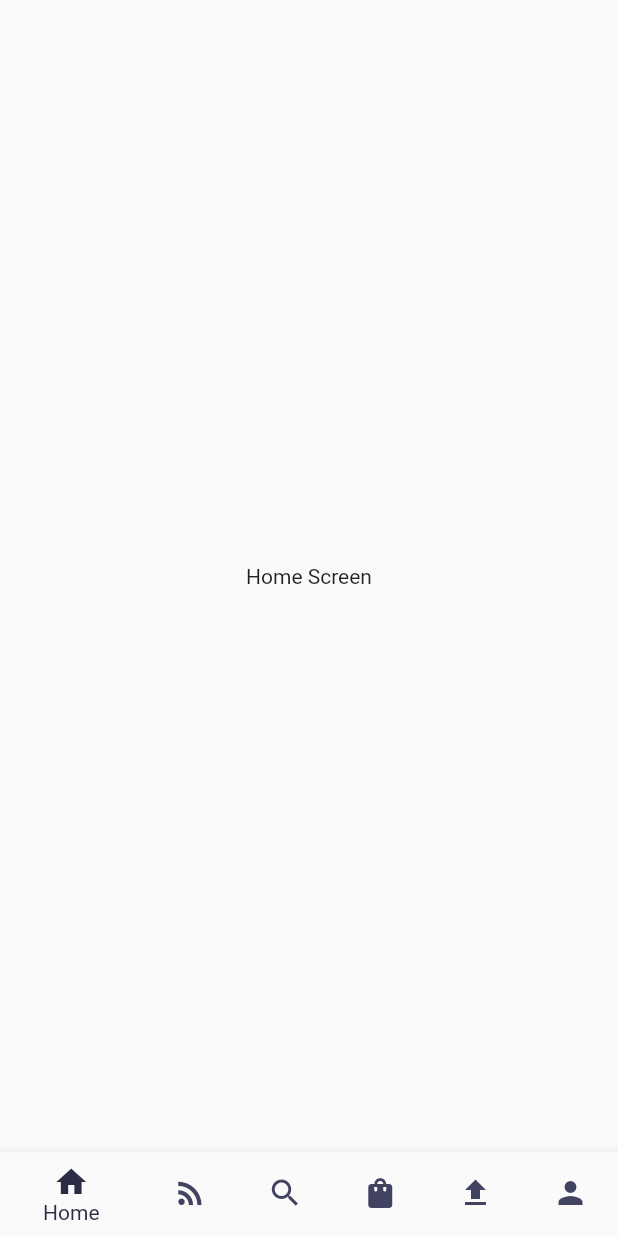
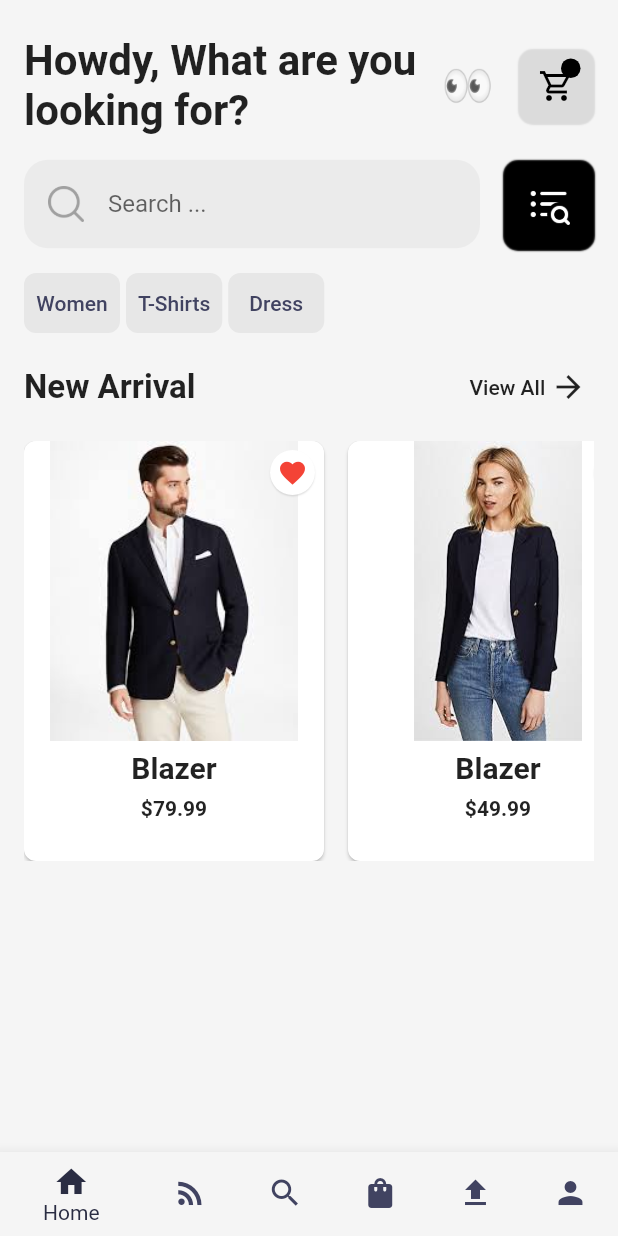
Before and after one commit to irisktaker/e-commerce-app, a Flutter app: the MainBottomNavBar screen opened directly, on a phone screen of 412 x 824 dp. Run offline on Flutter 3.47's test engine with Material 2 defaults, Android fonts, the phone set to English and light mode, and no system bars; our stand-ins replace cloud_firestore, firebase_auth, firebase_core, firebase_storage, image_picker; accounts and stored records are empty.

Commit message:
e-commerce-app

```diff
--- /dev/null
+++ b/lib/models/clothes.dart
@@ -0,0 +1,20 @@
+class Clothes {
+  String? productName;
+  String? productPrice;
+  String? productImageUrl;
+
+  Clothes(this.productName, this.productPrice, this.productImageUrl);
+
+  static List<Clothes> generateClothes() {
+    return [
+      Clothes('Blazer', '\$79.99', 'assets/images/blazer1.jpeg'),
+      Clothes('Blazer', '\$49.99', 'assets/images/blazer2.jpeg'),
+      Clothes('Gucci Dress', '\$99.99', 'assets/images/dress1.jpeg'),
+      Clothes('Gucci Dress', '\$99.99', 'assets/images/dress2.jpeg'),
+      Clothes('Gucci Pants', '\$69.99', 'assets/images/pants1.jpg'),
+      Clothes('Gucci Pants', '\$69.99', 'assets/images/pants2.jpeg'),
+      Clothes('Gucci Skirt', '\$49.99', 'assets/images/skt1.jpeg'),
+      Clothes('Gucci Skirt', '\$49.99', 'assets/images/skt2.jpeg'),
+    ];
+  }
+}
--- a/lib/utils/constants/size_config_constants.dart
+++ b/lib/utils/constants/size_config_constants.dart
@@ -7,6 +7,8 @@ class SizeConfig {
   static double? defaultSize;
   static Orientation? orientation;
   static double appBarHeight = AppBar().preferredSize.height;
+  static const double defaultPadding = 16;
+  static const double defaultRadius = 16;
 
   void init(BuildContext context) {
     _mediaQueryData = MediaQuery.of(context);
--- a/lib/utils/theme.dart
+++ b/lib/utils/theme.dart
@@ -5,6 +5,8 @@ import 'package:ecommerce_app/utils/constants/all_constants.dart';
 final darkThemeMode = ThemeData.dark().copyWith(
   scaffoldBackgroundColor: AppColors.backgroundColor,
   visualDensity: VisualDensity.adaptivePlatformDensity,
+  canvasColor: AppColors.backgroundColor,
+  primaryColor: Colors.white,
   iconTheme: const IconThemeData(
     color: AppColors.white,
   ),
@@ -31,19 +33,25 @@ final darkThemeMode = ThemeData.dark().copyWith(
   ),
   bottomNavigationBarTheme: const BottomNavigationBarThemeData(
     backgroundColor: AppColors.backgroundColor,
-    selectedItemColor: AppColors.orangeWeb,
+    selectedItemColor: AppColors.spaceLight,
     unselectedItemColor: AppColors.greyColor,
   ),
   appBarTheme: const AppBarTheme(
     backgroundColor: AppColors.backgroundColor,
     foregroundColor: AppColors.white,
     elevation: 0,
+    centerTitle: true,
   ),
 );
 
 //... LIGHT MODE
 final lightThemeMode = ThemeData(
   visualDensity: VisualDensity.adaptivePlatformDensity,
+  primaryColor: Colors.black,
+  primaryColorLight: Colors.black,
+  canvasColor: AppColors.white,
+  // primaryColorDark: Colors.white,
+
   iconTheme: const IconThemeData(
     color: AppColors.black,
   ),
@@ -77,5 +85,6 @@ final lightThemeMode = ThemeData(
     backgroundColor: AppColors.white,
     foregroundColor: AppColors.indyBlue,
     elevation: 0,
+    centerTitle: true,
   ),
 );
--- a/lib/views/screens/bottom_nva_bar.dart
+++ b/lib/views/screens/bottom_nva_bar.dart
@@ -6,6 +6,8 @@ import 'package:ecommerce_app/views/screens/feeds_screen.dart';
 import 'package:ecommerce_app/views/screens/upload_screen.dart';
 import 'package:ecommerce_app/views/screens/search_screen.dart';
 import 'package:ecommerce_app/views/screens/profile_screen.dart';
+
+import '../../utils/constants/all_constants.dart';
 
 class MainBottomNavBar extends StatefulWidget {
   const MainBottomNavBar({Key? key}) : super(key: key);
@@ -39,7 +41,13 @@ class _MainBottomNavBarState extends State<MainBottomNavBar> {
   @override
   Widget build(BuildContext context) {
     return Scaffold(
-      body: tabScreens[_pageIndex],
+      body: SafeArea(
+        child: Padding(
+          padding:
+              const EdgeInsets.symmetric(horizontal: SizeConfig.defaultPadding),
+          child: tabScreens[_pageIndex],
+        ),
+      ),
       bottomNavigationBar: BottomNavigationBar(
         currentIndex: _pageIndex,
         onTap: (index) => setState(() => _pageIndex = index),
--- a/lib/views/screens/home_screen.dart
+++ b/lib/views/screens/home_screen.dart
@@ -1,3 +1,8 @@
+import 'package:ecommerce_app/views/widgets/all_products.dart';
+import 'package:ecommerce_app/views/widgets/category_list.dart';
+import 'package:ecommerce_app/views/widgets/custom_app_bar.dart';
+import 'package:ecommerce_app/views/widgets/search_input.dart';
+import 'package:ecommerce_app/views/widgets/tags_list.dart';
 import 'package:flutter/material.dart';
 
 class HomeScreen extends StatelessWidget {
@@ -5,9 +10,19 @@ class HomeScreen extends StatelessWidget {
 
   @override
   Widget build(BuildContext context) {
-    return Scaffold(
-      body: Center(
-        child: Text("Home Screen"),
+    return GestureDetector(
+      onTap: () => FocusScope.of(context).unfocus(),
+      child: Scaffold(
+        body: Column(
+          crossAxisAlignment: CrossAxisAlignment.start,
+          children: [
+            const CustomAppBar(),
+            const SearchInput(),
+            const TagsList(),
+            const CategoryList(),
+            AllProductWidget(),
+          ],
+        ),
       ),
     );
   }
--- /dev/null
+++ b/lib/views/widgets/all_products.dart
@@ -0,0 +1,33 @@
+import 'package:ecommerce_app/models/clothes.dart';
+import 'package:ecommerce_app/utils/constants/all_constants.dart';
+import 'package:ecommerce_app/views/widgets/product.dart';
+import 'package:flutter/material.dart';
+
+class AllProductWidget extends StatelessWidget {
+  AllProductWidget({Key? key}) : super(key: key);
+  final clothesList = Clothes.generateClothes();
+
+  @override
+  Widget build(BuildContext context) {
+    return Container(
+      child: Column(
+        children: [
+          Container(
+            height: 280,
+            child: ListView.separated(
+              scrollDirection: Axis.horizontal,
+              physics: const BouncingScrollPhysics(),
+              itemBuilder: (context, index) => ProductsWidget(
+                clothes: clothesList[index],
+              ),
+              separatorBuilder: (_, int index) => const SizedBox(
+                width: SizeConfig.defaultPadding / 2,
+              ),
+              itemCount: clothesList.length,
+            ),
+          ),
+        ],
+      ),
+    );
+  }
+}
--- /dev/null
+++ b/lib/views/widgets/category_list.dart
@@ -0,0 +1,34 @@
+import 'package:ecommerce_app/utils/constants/all_constants.dart';
+import 'package:flutter/material.dart';
+
+class CategoryList extends StatelessWidget {
+  const CategoryList({Key? key}) : super(key: key);
+
+  @override
+  Widget build(BuildContext context) {
+    return Container(
+      height: 40,
+      margin: const EdgeInsets.symmetric(vertical: SizeConfig.defaultPadding),
+      child: Row(
+        mainAxisAlignment: MainAxisAlignment.spaceBetween,
+        children: [
+          const Text(
+            "New Arrival",
+            style: TextStyle(
+              fontSize: 22,
+              fontWeight: FontWeight.bold,
+            ),
+          ),
+          MaterialButton(
+            onPressed: () {},
+            padding: const EdgeInsets.all(0),
+            child: Row(
+              mainAxisAlignment: MainAxisAlignment.center,
+              children: const [Text("View All "), Icon(Icons.arrow_forward)],
+            ),
+          ),
+        ],
+      ),
+    );
+  }
+}
--- /dev/null
+++ b/lib/views/widgets/custom_app_bar.dart
@@ -0,0 +1,72 @@
+import 'package:ecommerce_app/utils/constants/all_constants.dart';
+import 'package:flutter/material.dart';
+
+class CustomAppBar extends StatelessWidget {
+  const CustomAppBar({Key? key}) : super(key: key);
+
+  @override
+  Widget build(BuildContext context) {
+    return Container(
+      padding: const EdgeInsets.only(top: 24),
+      child: Row(
+        mainAxisAlignment: MainAxisAlignment.spaceBetween,
+        children: [
+          const Text(
+            "Howdy, What are you\nlooking for? ",
+            style: TextStyle(
+              fontSize: 28,
+              fontWeight: FontWeight.bold,
+            ),
+          ),
+          const Text(
+            '👀',
+            style: TextStyle(
+              fontSize: 28,
+            ),
+          ),
+          Container(
+            width: 50,
+            height: 50,
+            alignment: Alignment.center,
+            decoration: BoxDecoration(
+              borderRadius: BorderRadius.circular(10),
+              boxShadow: [
+                BoxShadow(
+                  color: Colors.grey.withOpacity(0.3),
+                  spreadRadius: 0.1,
+                  blurRadius: 0.1,
+                  offset: const Offset(
+                    0,
+                    1,
+                  ),
+                ),
+              ],
+            ),
+            child: Stack(
+              children: [
+                IconButton(
+                  onPressed: () {},
+                  icon: const Icon(
+                    Icons.shopping_cart_outlined,
+                  ),
+                ),
+                Positioned(
+                  top: 6,
+                  right: 8,
+                  child: Container(
+                    height: 13,
+                    width: 13,
+                    decoration: const BoxDecoration(
+                      color: AppColors.black,
+                      shape: BoxShape.circle,
+                    ),
+                  ),
+                ),
+              ],
+            ),
+          ),
+        ],
+      ),
+    );
+  }
+}
--- /dev/null
+++ b/lib/views/widgets/product.dart
@@ -0,0 +1,100 @@
+import 'package:ecommerce_app/models/clothes.dart';
+import 'package:ecommerce_app/utils/constants/all_constants.dart';
+import 'package:ecommerce_app/views/details/details_page.dart';
+import 'package:flutter/material.dart';
+
+class ProductsWidget extends StatelessWidget {
+  const ProductsWidget({Key? key, required this.clothes}) : super(key: key);
+
+  final Clothes clothes;
+
+  @override
+  Widget build(BuildContext context) {
+    return MaterialButton(
+      height: 200,
+      minWidth: 200,
+      onPressed: () {
+        Navigator.of(context).push(
+          MaterialPageRoute(
+            builder: (context) => DetailPage(clothes),
+          ),
+        );
+      },
+      padding: const EdgeInsets.all(0),
+      child: Card(
+        margin: const EdgeInsets.only(right: SizeConfig.defaultPadding / 2),
+        shape: RoundedRectangleBorder(
+          borderRadius: BorderRadius.circular(SizeConfig.defaultPadding / 2),
+        ),
+        child: Column(
+          crossAxisAlignment: CrossAxisAlignment.center,
+          children: [
+            Stack(
+              children: [
+                Container(
+                  width: 200,
+                  height: 200,
+                  decoration: BoxDecoration(
+                    borderRadius:
+                        BorderRadius.circular(SizeConfig.defaultPadding / 2),
+                    image: DecorationImage(
+                      image: AssetImage(
+                        clothes.productImageUrl.toString(),
+                      ),
+                      fit: BoxFit.contain,
+                    ),
+                  ),
+                ),
+                Positioned(
+                  right: 6,
+                  top: 6,
+                  child: Container(
+                    width: 30,
+                    height: 30,
+                    decoration: BoxDecoration(
+                      shape: BoxShape.circle,
+                      color: Colors.white,
+                      boxShadow: [
+                        BoxShadow(
+                          color: Colors.grey.withOpacity(0.3),
+                          blurRadius: 0.1,
+                          offset: const Offset(0, 1),
+                        ),
+                      ],
+                    ),
+                    child: IconButton(
+                      onPressed: () {
+                        print("Icon Clicked");
+                      },
+                      padding: const EdgeInsets.all(0),
+                      icon: const Icon(
+                        Icons.favorite,
+                        color: Colors.red,
+                        size: 20,
+                      ),
+                    ),
+                  ),
+                ),
+              ],
+            ),
+            Text(
+              clothes.productName.toString(),
+              style: const TextStyle(
+                fontSize: 20,
+                fontWeight: FontWeight.bold,
+                height: 1.6,
+              ),
+            ),
+            Text(
+              clothes.productPrice.toString(),
+              style: const TextStyle(
+                fontWeight: FontWeight.bold,
+                height: 1.6,
+              ),
+            ),
+          ],
+        ),
+      ),
+    );
+  }
+}
--- /dev/null
+++ b/lib/views/widgets/search_input.dart
@@ -0,0 +1,68 @@
+import 'package:ecommerce_app/utils/constants/all_constants.dart';
+import 'package:flutter/material.dart';
+
+class SearchInput extends StatelessWidget {
+  const SearchInput({Key? key}) : super(key: key);
+
+  @override
+  Widget build(BuildContext context) {
+    return Container(
+      margin: const EdgeInsets.symmetric(vertical: SizeConfig.defaultPadding),
+      child: Row(
+        children: [
+          Flexible(
+            flex: 1,
+            child: TextField(
+              decoration: InputDecoration(
+                border: OutlineInputBorder(
+                  borderRadius: BorderRadius.circular(SizeConfig.defaultRadius),
+                  borderSide: BorderSide.none,
+                ),
+                filled: true,
+                hintText: 'Search ...',
+                prefixIcon: Container(
+                  padding: const EdgeInsets.symmetric(
+                    horizontal: SizeConfig.defaultPadding,
+                  ),
+                  child: Image.asset(
+                    'assets/icons/search.png',
+                    width: 24,
+                    height: 24,
+                  ),
+                ),
+              ),
+            ),
+          ),
+          MaterialButton(
+            height: 60,
+            minWidth: 60,
+            onPressed: () {},
+            padding: const EdgeInsets.all(0),
+            child: Container(
+              width: 60,
+              height: 60,
+              margin: const EdgeInsets.only(left: SizeConfig.defaultPadding),
+              padding: const EdgeInsets.all(SizeConfig.defaultPadding),
+              decoration: BoxDecoration(
+                borderRadius: BorderRadius.circular(10),
+                boxShadow: const [
+                  BoxShadow(
+                    spreadRadius: 0.1,
+                    blurRadius: 0.1,
+                    offset: Offset(
+                      0,
+                      1,
+                    ),
+                  ),
+                ],
+              ),
+              child: Image.asset(
+                'assets/icons/filter.png',
+              ),
+            ),
+          ),
+        ],
+      ),
+    );
+  }
+}
--- /dev/null
+++ b/lib/views/widgets/tags_list.dart
@@ -0,0 +1,30 @@
+import 'package:ecommerce_app/utils/constants/all_constants.dart';
+import 'package:flutter/material.dart';
+
+class TagsList extends StatelessWidget {
+  const TagsList({Key? key}) : super(key: key);
+
+  @override
+  Widget build(BuildContext context) {
+    final List _tagsList = ['Women', 'T-Shirts', 'Dress'];
+
+    return SizedBox(
+      height: 40,
+      child: Row(
+        children: _tagsList
+            .map((e) => Container(
+                  margin: const EdgeInsets.only(right: 4),
+                  decoration: BoxDecoration(
+                    color: AppColors.greyColor.withOpacity(0.2),
+                    borderRadius: BorderRadius.circular(8),
+                  ),
+                  child: TextButton(
+                    onPressed: () {},
+                    child: Text(e),
+                  ),
+                ))
+            .toList(),
+      ),
+    );
+  }
+}
--- a/pubspec.yaml
+++ b/pubspec.yaml
@@ -43,6 +43,7 @@ dependencies:
   google_sign_in: ^5.3.1
   image_picker: ^0.8.5+3
   provider: ^6.0.2
+  badges: ^2.0.2
 
 dev_dependencies:
   flutter_test:
```
Also changed, not shown: lib/main.dart (+8 -2 lines), lib/views/details/details_page.dart (added, +88 -0 lines), lib/views/screens/feeds_screen.dart (+12 -2 lines), lib/views/widgets/feeds_products.dart (added, +106 -0 lines), pubspec.lock.
